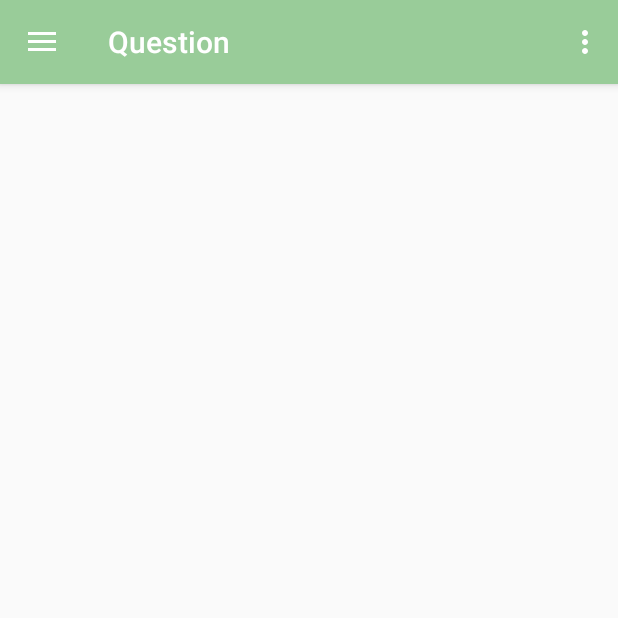
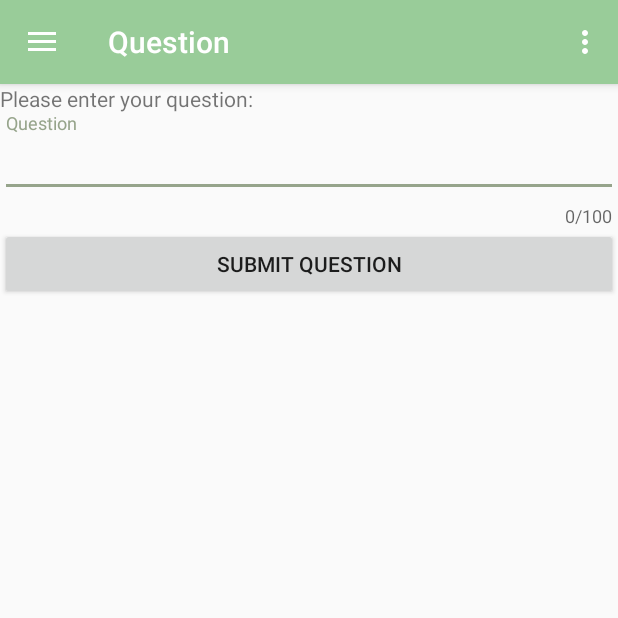
Before and after one commit to CharlotteYU/TeleMedicine, an Android app: the screen it shows after launch (MainActivity), in the side drawer, after a tap on "Question", on a phone screen of 412 x 824 dp, the top half of it. Run offline under Robolectric (Android 15) with nearby library versions, the phone set to English and light mode, and no system bars; our stand-ins replace navigation-ui.

```diff
--- a/Navigator/app/src/main/res/layout/fragment_question.xml
+++ b/Navigator/app/src/main/res/layout/fragment_question.xml
@@ -1,10 +1,35 @@
 <?xml version="1.0" encoding="utf-8"?>
-<androidx.constraintlayout.widget.ConstraintLayout xmlns:android="http://schemas.android.com/apk/res/android"
+<LinearLayout xmlns:android="http://schemas.android.com/apk/res/android"
     xmlns:app="http://schemas.android.com/apk/res-auto"
     xmlns:tools="http://schemas.android.com/tools"
     android:layout_width="match_parent"
     android:layout_height="match_parent"
+    android:orientation="vertical"
     tools:context=".ui.question.QuestionFragment">
 
+    <TextView
+        android:layout_width="match_parent"
+        android:layout_height="wrap_content"
+        android:text="Please enter your question:"/>
 
-</androidx.constraintlayout.widget.ConstraintLayout>
+
+    <com.google.android.material.textfield.TextInputLayout
+        android:id="@+id/text_input_question"
+        android:layout_width="match_parent"
+        android:layout_height="wrap_content"
+        app:errorEnabled="true"
+        app:counterEnabled="true"
+        app:counterMaxLength="100">
+        <com.google.android.material.textfield.TextInputEditText
+            android:layout_width="match_parent"
+            android:layout_height="wrap_content"
+            android:hint="Question"
+            android:inputType="text" />
+    </com.google.android.material.textfield.TextInputLayout>
+
+    <Button
+        android:layout_width="match_parent"
+        android:layout_height="wrap_content"
+        android:text="Submit Question"></Button>
+
+</LinearLayout>
```
